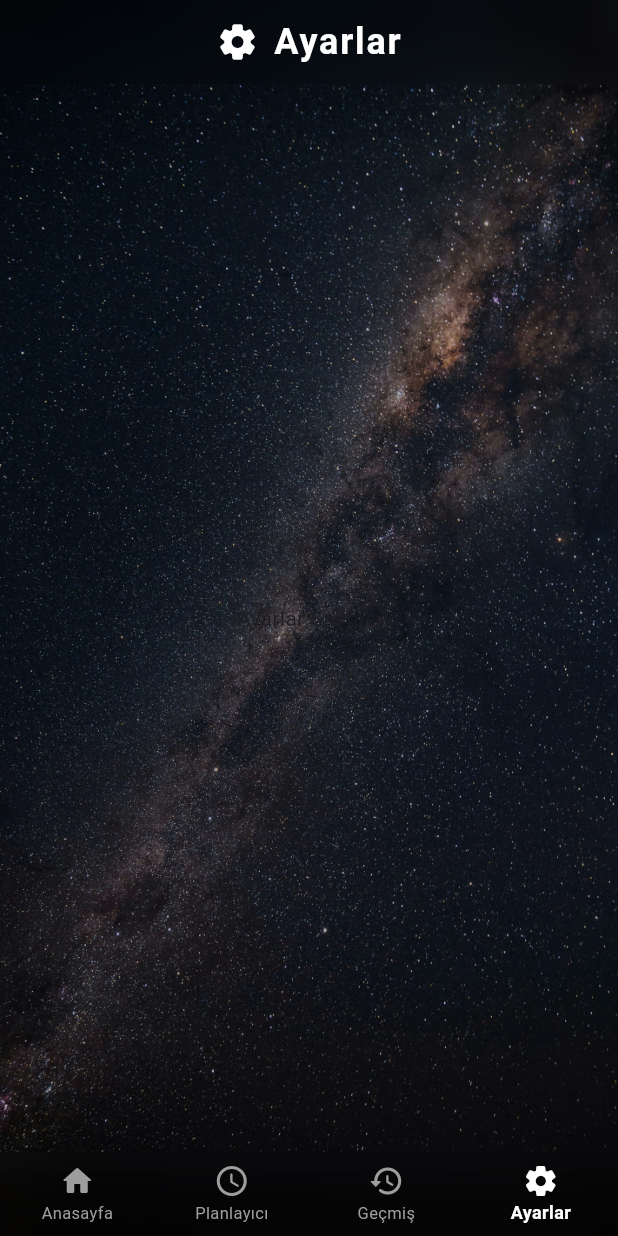
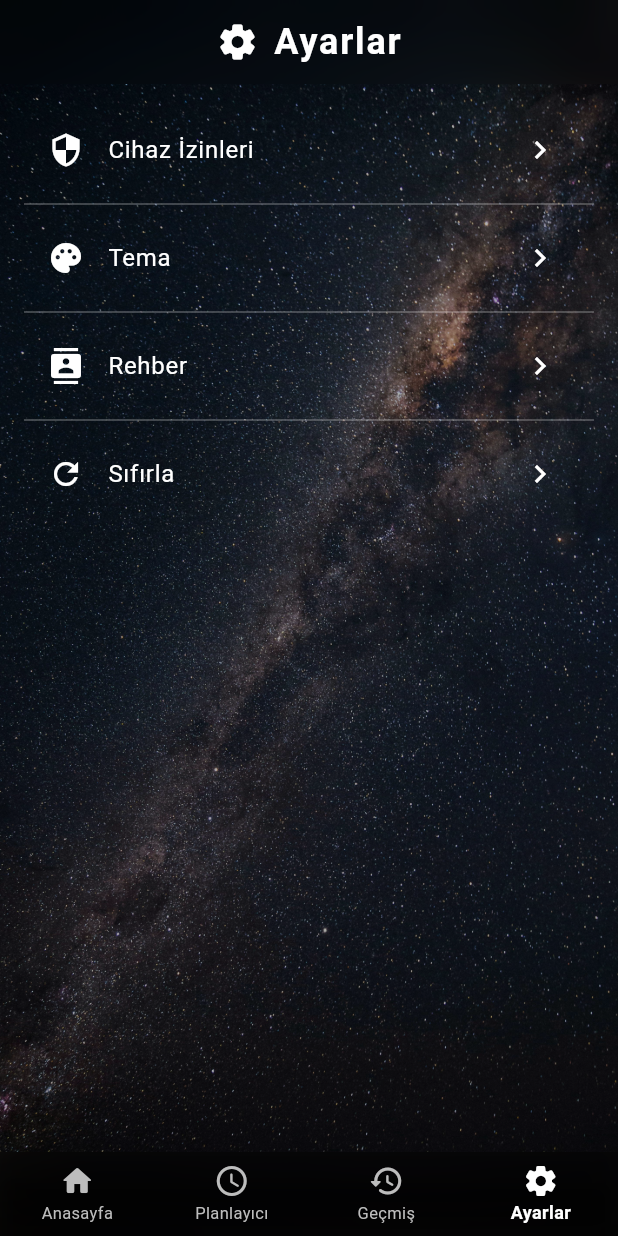
Before and after one commit to BurakYucelPY/WhatsAppBot, a Flutter app: the screen it shows after launch, item 4 of the bottom bar chosen, on a phone screen of 412 x 824 dp. Run offline on Flutter 3.47's test engine with Material 3 defaults, Android fonts, the phone set to English and light mode, and no system bars; our stand-ins replace go_router.

Commit message:
Implement nested routing for settings pages with navigation fix

```diff
--- a/lib/route/identify_routes.dart
+++ b/lib/route/identify_routes.dart
@@ -4,10 +4,16 @@ class Rotalar {
   static const String planlayiciName = 'planlayici';
   static const String gecmisName = 'gecmis';
   static const String ayarlarName = 'ayarlar';
+  static const String cihazIzinleriName = 'cihazIzinleri';
+  static const String temaName = 'tema';
+  static const String rehberName = 'rehber';
 
   //Pathler ------------------------------------------
   static const String anasayfaPath = '/anasayfa';
   static const String planlayiciPath = '/planlayici';
   static const String gecmisPath = '/gecmis';
   static const String ayarlarPath = '/ayarlar';
+  static const String cihazIzinleriPath = '/ayarlar/cihaz-izinleri';
+  static const String temaPath = '/ayarlar/tema';
+  static const String rehberPath = '/ayarlar/rehber';
 }
--- a/lib/route/routing.dart
+++ b/lib/route/routing.dart
@@ -1,5 +1,6 @@
 import 'package:flutter/material.dart';
 import 'package:go_router/go_router.dart';
+import 'package:whatsapp_bot/screens/identify_images.dart';
 import 'dart:ui';
 import 'identify_routes.dart';
 import 'branches.dart';
@@ -14,7 +15,7 @@ final router = GoRouter(
             Container(
               decoration: const BoxDecoration(
                 image: DecorationImage(
-                  image: AssetImage('assets/images/galaksi.jpg'),
+                  image: AssetImage(Resimler.galaksi),
                   fit: BoxFit.cover,
                 ),
               ),
@@ -30,15 +31,29 @@ final router = GoRouter(
                   filter: ImageFilter.blur(sigmaX: 15, sigmaY: 15),
                   child: Container(
                     decoration: BoxDecoration(
-                      color: Colors.black.withOpacity(0.1),
+                      color: Colors.black.withOpacity(0.2),
+                      boxShadow: const [
+                        BoxShadow(
+                          color: Colors.black45,
+                          blurRadius: 15,
+                          offset: Offset(0, -5),
+                        ),
+                      ],
                     ),
                     child: BottomNavigationBar(
                       type: BottomNavigationBarType.fixed,
                       currentIndex: navigationShell.currentIndex,
-                      onTap: navigationShell.goBranch,
+                      onTap: (index) {
+                        if (navigationShell.currentIndex == index) {
+                          navigationShell.goBranch(index,
+                              initialLocation: true);
+                        } else {
+                          navigationShell.goBranch(index);
+                        }
+                      },
                       backgroundColor: Colors.transparent,
                       selectedItemColor: Colors.white,
-                      unselectedItemColor: Colors.grey[500],
+                      unselectedItemColor: Colors.grey[400],
                       selectedLabelStyle: const TextStyle(
                         fontWeight: FontWeight.bold,
                         fontSize: 12,
--- a/lib/screens/ayarlar/ayarlar_view.dart
+++ b/lib/screens/ayarlar/ayarlar_view.dart
@@ -1,6 +1,8 @@
 import 'dart:ui';
 
 import 'package:flutter/material.dart';
+import 'package:go_router/go_router.dart';
+import 'package:whatsapp_bot/route/identify_routes.dart';
 
 class AyarlarView extends StatelessWidget {
   const AyarlarView({super.key});
@@ -44,8 +46,48 @@ class AyarlarView extends StatelessWidget {
         ),
       ),
       backgroundColor: Colors.transparent,
-      body: const Center(
-        child: Text('Ayarlar Sayfası'),
+      body: Padding(
+        padding: const EdgeInsets.all(16.0),
+        child: Column(
+          children: [
+            ListTile(
+              leading: const Icon(Icons.security, color: Colors.white),
+              title: const Text('Cihaz İzinleri',
+                  style: TextStyle(color: Colors.white)),
+              trailing: const Icon(Icons.chevron_right, color: Colors.white),
+              onTap: () {
+                context.goNamed(Rotalar.cihazIzinleriName);
+              },
+            ),
+            Divider(color: Colors.white.withOpacity(0.3)),
+            ListTile(
+              leading: const Icon(Icons.palette, color: Colors.white),
+              title: const Text('Tema', style: TextStyle(color: Colors.white)),
+              trailing: const Icon(Icons.chevron_right, color: Colors.white),
+              onTap: () {
+                context.goNamed(Rotalar.temaName);
+              },
+            ),
+            Divider(color: Colors.white.withOpacity(0.3)),
+            ListTile(
+              leading: const Icon(Icons.contacts, color: Colors.white),
+              title:
+                  const Text('Rehber', style: TextStyle(color: Colors.white)),
+              trailing: const Icon(Icons.chevron_right, color: Colors.white),
+              onTap: () {
+                context.goNamed(Rotalar.rehberName);
+              },
+            ),
+            Divider(color: Colors.white.withOpacity(0.3)),
+            ListTile(
+              leading: const Icon(Icons.refresh, color: Colors.white),
+              title:
+                  const Text('Sıfırla', style: TextStyle(color: Colors.white)),
+              trailing: const Icon(Icons.chevron_right, color: Colors.white),
+              onTap: () {},
+            ),
+          ],
+        ),
       ),
     );
   }
```
Also changed, not shown: lib/route/branches.dart (+24 -4 lines), lib/screens/ayarlar/cihaz_izinleri/cihaz_izinleri.dart (added, +16 -0 lines), lib/screens/ayarlar/cihaz_izinleri/cihaz_izinleri_view.dart (added, +52 -0 lines), lib/screens/ayarlar/rehber/rehber.dart (added, +16 -0 lines), lib/screens/ayarlar/rehber/rehber_view.dart (added, +52 -0 lines), lib/screens/ayarlar/tema/tema.dart (added, +16 -0 lines), lib/screens/ayarlar/tema/tema_view.dart (added, +52 -0 lines), lib/screens/identify_images.dart (added, +8 -0 lines).
